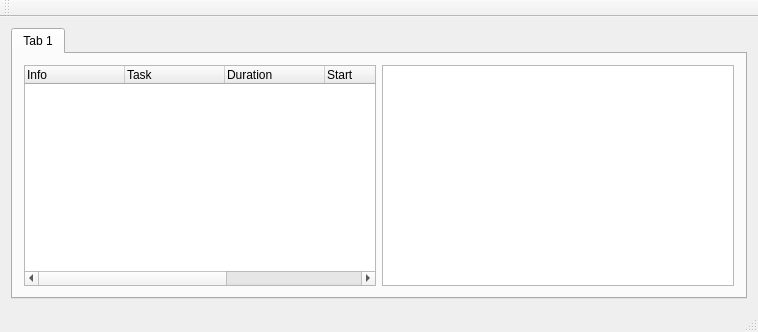
First picture: the form in mainwindow.ui, repository chrismit/SciMan, before the edit.
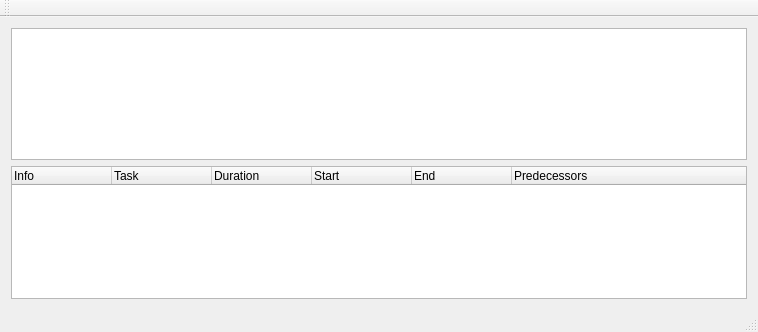
Second picture: the form after the edit.

Commit message: Splitter used instead of tabs, restricted editing of tasks

The edit to the form file:
```diff
--- a/mainwindow.ui
+++ b/mainwindow.ui
@@ -16,19 +16,8 @@
   <widget class="QWidget" name="centralWidget">
    <layout class="QVBoxLayout" name="verticalLayout_2">
     <item>
-     <layout class="QVBoxLayout" name="verticalLayout_3">
-      <item>
-       <widget class="QTabWidget" name="projectTab">
-        <property name="currentIndex">
-         <number>0</number>
-        </property>
-        <widget class="QWidget" name="tab_3">
-         <attribute name="title">
-          <string>Tab 1</string>
-         </attribute>
-         <layout class="QVBoxLayout" name="verticalLayout_4">
-          <item>
-           <layout class="QHBoxLayout" name="horizontalLayout">
+     <widget class="QGraphicsView" name="gnattView"/>
+    </item>
             <item>
              <widget class="QTreeWidget" name="taskDetails">
               <column>
@@ -63,17 +52,6 @@
               </column>
              </widget>
             </item>
-            <item>
-             <widget class="QGraphicsView" name="gnattView"/>
-            </item>
-           </layout>
-          </item>
-         </layout>
-        </widget>
-       </widget>
-      </item>
-     </layout>
-    </item>
    </layout>
   </widget>
   <widget class="QMenuBar" name="menuBar">
```
Left out of the diff: 5 changed lines with no effect on the pictures. Lines whose indentation alone changed are shown as unchanged. The commit also changes 2 other files.
